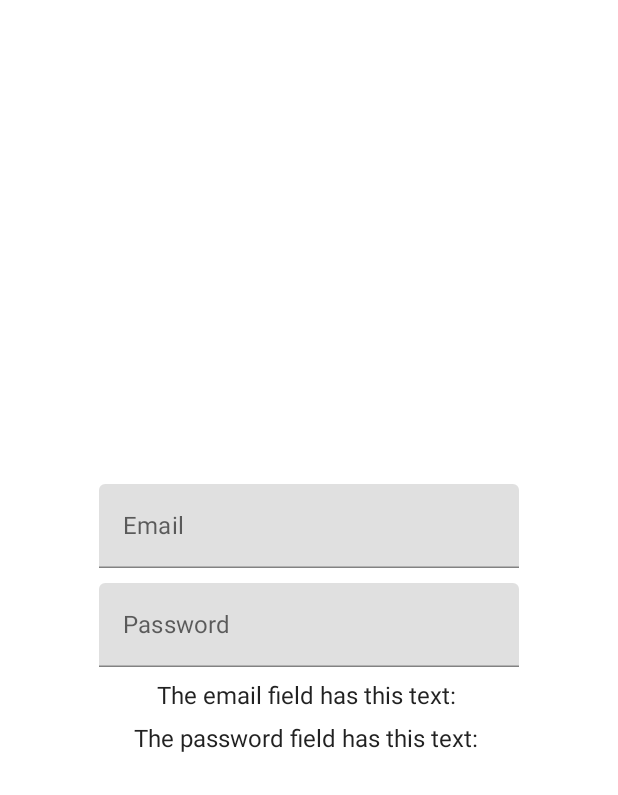
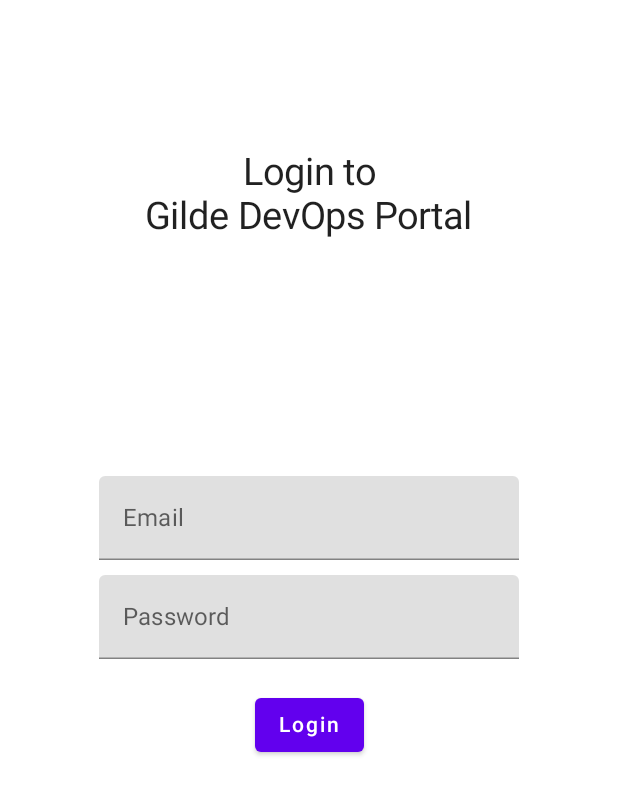
Before and after one commit to lexisother/GDOS-Portal-App, an Android app built with Jetpack Compose: the screen it shows after launch (MainActivity), on a phone screen of 412 x 824 dp. Shown: the top 795 px of the screen. Run offline under Robolectric (Android 15) with nearby library versions, the phone set to English and light mode, and no system bars.

Commit message:
[Main] Added header text

```diff
--- a/app/src/main/java/com/alyxia/gdos_portal_app/MainActivity.kt
+++ b/app/src/main/java/com/alyxia/gdos_portal_app/MainActivity.kt
@@ -4,16 +4,15 @@ import android.os.Bundle
 import androidx.activity.ComponentActivity
 import androidx.activity.compose.setContent
 import androidx.compose.foundation.layout.*
-import androidx.compose.material.MaterialTheme
-import androidx.compose.material.Surface
-import androidx.compose.material.Text
-import androidx.compose.material.TextField
+import androidx.compose.material.*
 import androidx.compose.runtime.mutableStateOf
 import androidx.compose.runtime.remember
 import androidx.compose.ui.Alignment
 import androidx.compose.ui.Modifier
 import androidx.compose.ui.text.input.TextFieldValue
+import androidx.compose.ui.text.style.TextAlign
 import androidx.compose.ui.unit.dp
+import androidx.compose.ui.unit.sp
 import com.alyxia.gdos_portal_app.ui.theme.GDOSPortalAppTheme
 
 class MainActivity : ComponentActivity() {
@@ -25,6 +24,10 @@ class MainActivity : ComponentActivity() {
                     modifier = Modifier.fillMaxSize(),
                     color = MaterialTheme.colors.background
                 ) {
+                    Column {
+                        Text(modifier = Modifier.padding(top = 100.dp).align(Alignment.CenterHorizontally), fontSize = 25.sp, text = "Login to")
+                        Text(modifier = Modifier.align(Alignment.CenterHorizontally), fontSize = 25.sp, text = "Gilde DevOps Portal")
+                    }
                     Column(
                         modifier = Modifier
                             .wrapContentHeight()
@@ -37,14 +40,19 @@ class MainActivity : ComponentActivity() {
                             modifier = Modifier.align(Alignment.CenterHorizontally),
                             label = { Text("Email") },
                             value = emailState.value,
-                            onValueChange = { emailState.value = it })
+                            onValueChange = { emailState.value = it }
+                        )
                         TextField(
                             modifier = Modifier.align(Alignment.CenterHorizontally),
                             label = { Text("Password") },
                             value = passState.value,
-                            onValueChange = { passState.value = it })
-                        Text(modifier = Modifier.align(Alignment.CenterHorizontally), text = "The email field has this text: ${emailState.value.text}")
-                        Text(modifier = Modifier.align(Alignment.CenterHorizontally), text = "The password field has this text: ${passState.value.text}")
+                            onValueChange = { passState.value = it }
+                        )
+                        Button(modifier = Modifier.align(Alignment.CenterHorizontally).padding(top = 10.dp), onClick = { /* TODO */ }) {
+                            Text("Login")
+                        }
+//                        Text(modifier = Modifier.align(Alignment.CenterHorizontally), text = "The email field has this text: ${emailState.value.text}")
+//                        Text(modifier = Modifier.align(Alignment.CenterHorizontally), text = "The password field has this text: ${passState.value.text}")
                     }
                 }
             }
```
